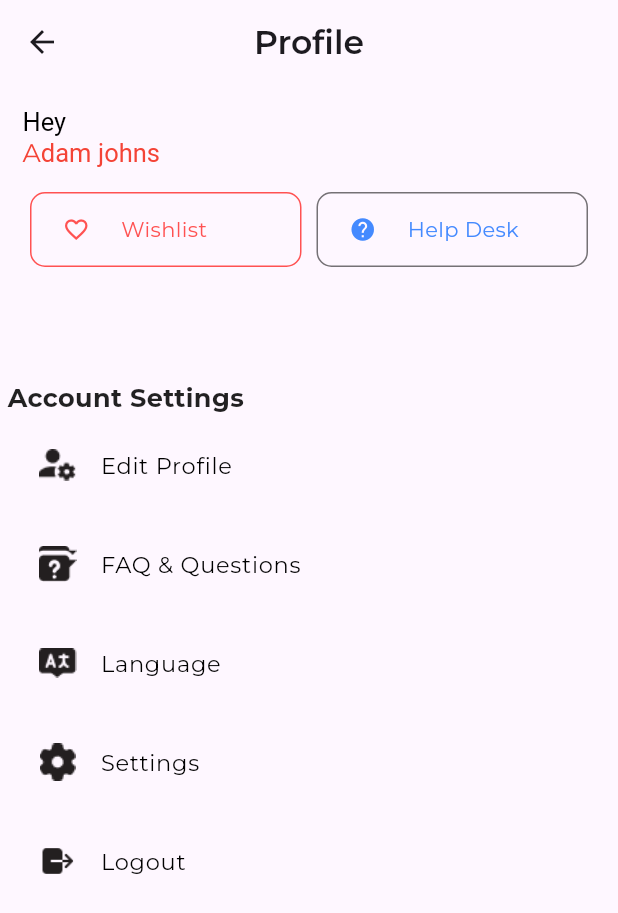
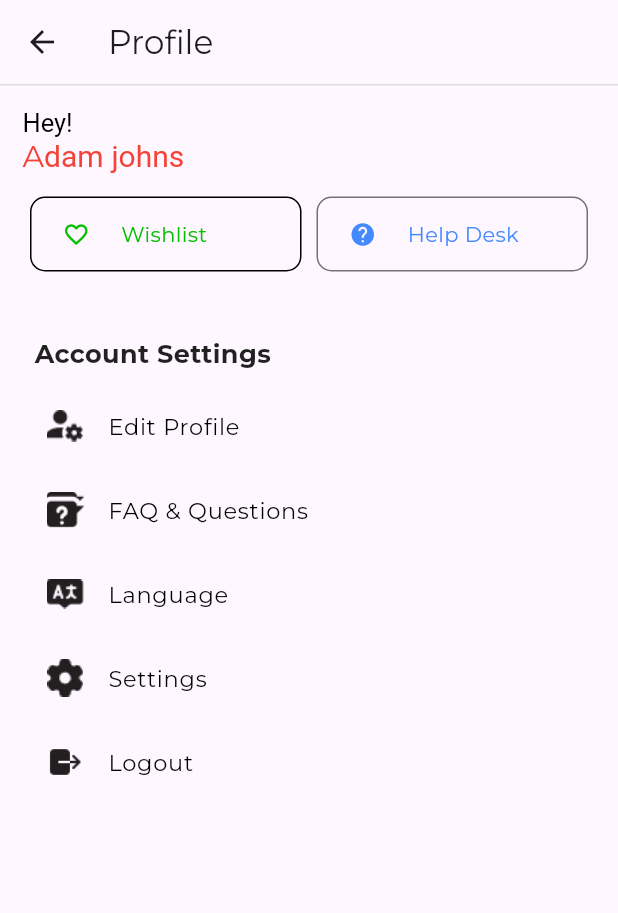
Before and after one commit to pokaktech/bricksnmix-frontend, a Flutter app: the Profile screen opened directly, on a phone screen of 412 x 824 dp. Shown: the top 913 px of the screen. Run offline on Flutter 3.47's test engine with Material 3 defaults, Android fonts, the phone set to English and light mode, and no system bars; our stand-ins replace carousel_slider, dio, fl_chart, flutter_dotenv, flutter_secure_storage, get and 3 more; accounts and stored records are empty; project files that could hold a hidden picture were left out.

Commit message:
custom appbar created and alignment issue in profile section finished

```diff
--- a/lib/Screens/fragments/profile.dart
+++ b/lib/Screens/fragments/profile.dart
@@ -1,7 +1,10 @@
 import 'package:bricksnmix/Screens/Account_Screen.dart';
 import 'package:bricksnmix/Screens/edit_profile.dart';
+import 'package:bricksnmix/Widgets/Base_App_Bar.dart';
+import 'package:bricksnmix/generated/appColors.dart';
 import 'package:bricksnmix/services/auth_storage.dart';
 import 'package:flutter/material.dart';
+import 'package:get/get.dart';
 
 import '../../designs/ResponsiveInfo.dart';
 
@@ -38,38 +41,20 @@ class _ProfileState extends State<Profile> {
   @override
   Widget build(BuildContext context) {
     return Scaffold(
-      // bottomNavigationBar: BottomNavigationBar(
-      //   selectedItemColor: Colors.orange,
-      //
-      //
-      //   currentIndex: 0,
-      //   items: const [
-      //     BottomNavigationBarItem(icon: Icon(Icons.home,color: Colors.grey,), label: 'Home',),
-      //     BottomNavigationBarItem(icon: Icon(Icons.category,color: Colors.grey,), label: 'Categories'),
-      //     BottomNavigationBarItem(icon: Icon(Icons.shopping_cart,color: Colors.grey,), label: 'Orders'),
-      //     BottomNavigationBarItem(icon: Icon(Icons.person,color: Colors.grey,), label: 'Profile'),
-      //   ],
-      // ),
-      appBar: AppBar(
-        title: const Text(
-          'Profile',
-          style: TextStyle(fontWeight: FontWeight.w600),
-        ),
-        centerTitle: true,
-        leading: IconButton(
-          icon: const Icon(Icons.arrow_back),
-          onPressed: () {
-            // handle back button press
-          },
-        ),
+      appBar: BaseAppBar(
+        appBar: AppBar(),
+        title: const Text("Profile"),
       ),
       body: Column(
         mainAxisAlignment: MainAxisAlignment.start,
         crossAxisAlignment: CrossAxisAlignment.start,
         children: [
-          Expanded(
-            flex: 1,
-            child: Padding(
+          Container(
+            color: Appcolors.headerLineColor,
+            height: 1,
+            width: double.infinity,
+          ),
+          Padding(
             padding: EdgeInsets.all(
               ResponsiveInfo.isMobile(context) ? 15 : 20,
             ),
@@ -79,50 +64,55 @@ class _ProfileState extends State<Profile> {
               children: [
                 RichText(
                   text: TextSpan(
-                      text: "Hey ",
+                    text: "Hey!",
                     style: TextStyle(
-                          color: Colors.black,
-                          fontSize: ResponsiveInfo.isMobile(context) ? 17 : 20),
+                      color: Appcolors.black,
+                      fontSize: ResponsiveInfo.isMobile(context) ? 17 : 20,
+                    ),
                     children: <TextSpan>[
                       TextSpan(
                         text: '\nAdam johns',
                         style: TextStyle(
-                              color: Colors.red,
-                              fontSize:
-                                  ResponsiveInfo.isMobile(context) ? 17 : 20),
+                          color: Appcolors.red,
+                          fontSize: ResponsiveInfo.isMobile(context) ? 20 : 20,
+                        ),
                       ),
                     ],
                   ),
                 ),
                 Padding(
                   padding: EdgeInsets.fromLTRB(
-                        0, ResponsiveInfo.isMobile(context) ? 10 : 15, 0, 0),
+                    0,
+                    ResponsiveInfo.isMobile(context) ? 10 : 15,
+                    0,
+                    0,
+                  ),
                   child: Row(
                     children: [
                       Expanded(
                         flex: 1,
                         child: Padding(
                           padding: EdgeInsets.all(
-                                ResponsiveInfo.isMobile(context) ? 5 : 8),
+                            ResponsiveInfo.isMobile(context) ? 5 : 8,
+                          ),
                           child: Container(
                             decoration: BoxDecoration(
                               border: Border.all(
-                                  color: Colors.redAccent,
+                                color: Appcolors.black,
                               ),
                               borderRadius:
                                   const BorderRadius.all(Radius.circular(10)),
                               color: Colors.transparent,
                             ),
                             width: double.infinity,
-                              height:
-                                  ResponsiveInfo.isMobile(context) ? 50 : 60,
+                            height: ResponsiveInfo.isMobile(context) ? 50 : 60,
                             child: Row(
                               children: [
                                 Expanded(
                                   flex: 1,
                                   child: Icon(
                                     Icons.favorite_border,
-                                      color: Colors.redAccent,
+                                    color: Appcolors.forestGreen,
                                     size: ResponsiveInfo.isMobile(context)
                                         ? 18
                                         : 24,
@@ -133,11 +123,10 @@ class _ProfileState extends State<Profile> {
                                   child: Text(
                                     "Wishlist",
                                     style: TextStyle(
-                                        fontSize:
-                                            ResponsiveInfo.isMobile(context)
+                                      fontSize: ResponsiveInfo.isMobile(context)
                                           ? 14
                                           : 17,
-                                        color: Colors.redAccent,
+                                      color: Appcolors.forestGreen,
                                     ),
                                   ),
                                 )
@@ -161,8 +150,7 @@ class _ProfileState extends State<Profile> {
                               color: Colors.transparent,
                             ),
                             width: double.infinity,
-                              height:
-                                  ResponsiveInfo.isMobile(context) ? 50 : 60,
+                            height: ResponsiveInfo.isMobile(context) ? 50 : 60,
                             child: Row(
                               children: [
                                 Expanded(
@@ -180,8 +168,7 @@ class _ProfileState extends State<Profile> {
                                   child: Text(
                                     "Help Desk",
                                     style: TextStyle(
-                                        fontSize:
-                                            ResponsiveInfo.isMobile(context)
+                                      fontSize: ResponsiveInfo.isMobile(context)
                                           ? 14
                                           : 17,
                                       color: Colors.blueAccent,
@@ -192,29 +179,32 @@ class _ProfileState extends State<Profile> {
                             ),
                           ),
                         ),
-                        )
+                      ),
                     ],
                   ),
                 )
               ],
             ),
           ),
+          Padding(
+            padding: EdgeInsets.all(
+              ResponsiveInfo.isMobile(context) ? 15 : 20,
             ),
-          Expanded(
+            child: Expanded(
               flex: 3,
-            child: Padding(
-              padding:
-                  EdgeInsets.all(ResponsiveInfo.isMobile(context) ? 5 : 10),
               child: Column(
                 mainAxisAlignment: MainAxisAlignment.start,
                 crossAxisAlignment: CrossAxisAlignment.start,
                 children: [
-                  Text(
+                  Padding(
+                    padding: const EdgeInsets.all(8.0),
+                    child: Text(
                       "Account Settings",
                       style: TextStyle(
                           fontSize: ResponsiveInfo.isMobile(context) ? 17 : 20,
                           color: Colors.black87,
                           fontWeight: FontWeight.bold),
+                    ),
                   ),
                   ListView.builder(
                     itemCount: arrmenus.length,
@@ -222,15 +212,11 @@ class _ProfileState extends State<Profile> {
                     primary: false,
                     itemBuilder: (BuildContext context, int index) {
                       return GestureDetector(
-                        child: Padding(
-                          padding: EdgeInsets.all(
-                              ResponsiveInfo.isMobile(context) ? 5 : 8),
                         child: ListTile(
                           leading: Image.asset(
                             arricons[index],
                             width: ResponsiveInfo.isMobile(context) ? 25 : 30,
-                              height:
-                                  ResponsiveInfo.isMobile(context) ? 25 : 30,
+                            height: ResponsiveInfo.isMobile(context) ? 25 : 30,
                           ),
                           title: Text(
                             arrmenus[index],
@@ -238,7 +224,6 @@ class _ProfileState extends State<Profile> {
                               fontSize:
                                   ResponsiveInfo.isMobile(context) ? 15 : 17,
                               color: Colors.black,
-                              ),
                             ),
                           ),
                         ),
@@ -253,12 +238,7 @@ class _ProfileState extends State<Profile> {
                           } else if (index == 4) {
                             await deleteToken();
 
-                            Navigator.push(
-                              context,
-                              MaterialPageRoute(
-                                builder: (context) => const CreateAccount(),
-                              ),
-                            );
+                            Get.offAll(() => const CreateAccount());
                           }
                         },
                       );
--- /dev/null
+++ b/lib/Widgets/Base_App_Bar.dart
@@ -0,0 +1,30 @@
+import 'package:flutter/material.dart';
+import 'package:get/get.dart';
+
+class BaseAppBar extends StatelessWidget implements PreferredSizeWidget {
+  final AppBar appBar;
+  final Text title;
+
+  const BaseAppBar({
+    super.key,
+    required this.appBar,
+    required this.title,
+  });
+
+  @override
+  Widget build(BuildContext context) {
+    return AppBar(
+      title: title,
+      leading: IconButton(
+        icon: const Icon(Icons.arrow_back),
+        onPressed: () {
+          Get.back();
+        },
+      ),
+      // You can also add other properties here if needed
+    );
+  }
+
+  @override
+  Size get preferredSize => appBar.preferredSize;
+}
```
Also changed, not shown: lib/generated/appColors.dart. Lines whose indentation alone changed are shown as unchanged.
